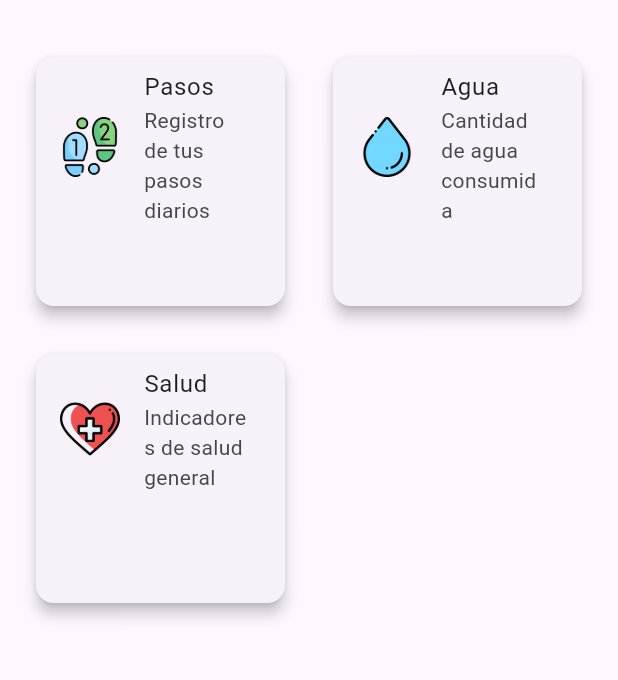
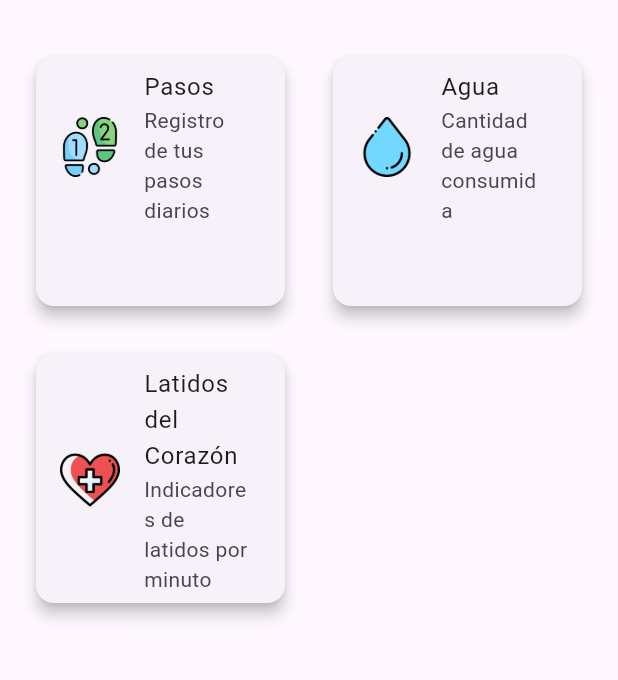
Before and after one commit to Edahi98/aplicacion_salud, a Flutter app: the MediumLayout screen opened directly, on a phone screen of 412 x 824 dp, the part 63-743 px from its top. Run offline on Flutter 3.47's test engine with Material 3 defaults, Android fonts, the light colour scheme and no system bars.

Commit message:
Se cambio el contenido de la tarjeta Salud

```diff
--- a/lib/screens/large_layout.dart
+++ b/lib/screens/large_layout.dart
@@ -32,8 +32,8 @@ class LargeLayout extends StatelessWidget {
                     imagePath: "assets/agua.png",
                   ),
                   HealthCard(
-                    title: "Salud",
-                    subtitle: "Indicadores de salud general",
+                    title: "Latidos del Corazón",
+                    subtitle: "Indicadores de latidos por minuto",
                     imagePath: "assets/salud.png",
                   ),
                 ],
--- a/lib/screens/medium_layout.dart
+++ b/lib/screens/medium_layout.dart
@@ -27,8 +27,8 @@ class MediumLayout extends StatelessWidget {
             imagePath: "assets/agua.png",
           ),
           HealthCard(
-            title: "Salud",
-            subtitle: "Indicadores de salud general",
+            title: "Latidos del Corazón",
+            subtitle: "Indicadores de latidos por minuto",
             imagePath: "assets/salud.png",
           ),
         ],
--- a/lib/screens/small_layout.dart
+++ b/lib/screens/small_layout.dart
@@ -22,8 +22,8 @@ class SmallLayout extends StatelessWidget {
             imagePath: "assets/agua.png",
           ),
           HealthCard(
-            title: "Salud",
-            subtitle: "Indicadores de salud general",
+            title: "Latidos del Corazón",
+            subtitle: "Indicadores de latidos por minuto",
             imagePath: "assets/salud.png",
           ),
         ],
```
